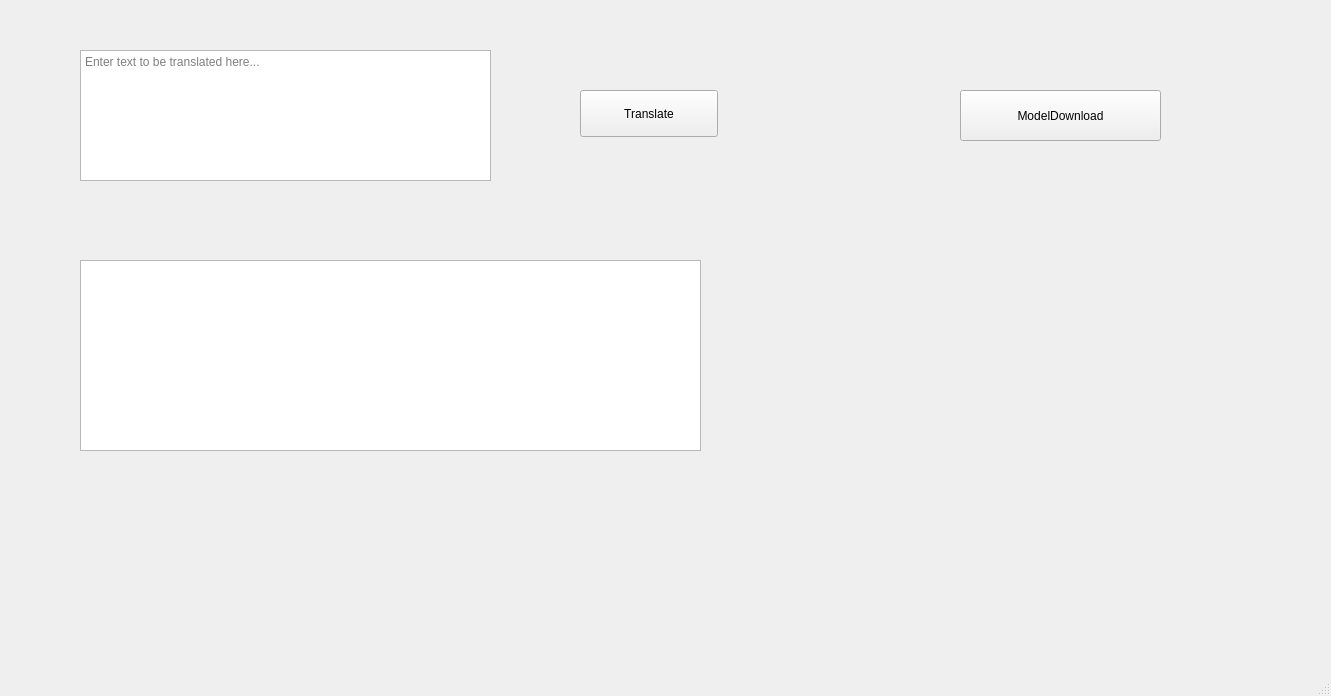
Above: mainwindow.ui from XapaJIaMnu/translateLocally before the change. Below: the same form after it.
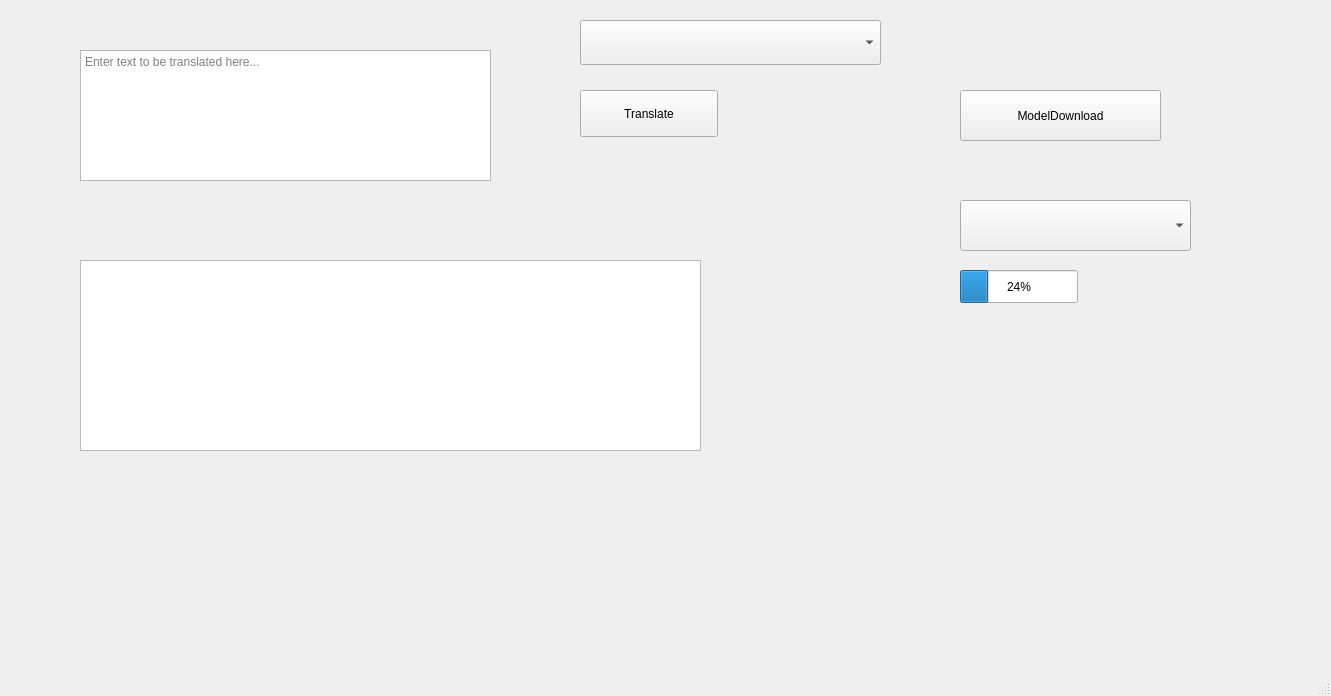
That is the form after the change.

Diff of the .ui file:
```diff
--- a/mainwindow.ui
+++ b/mainwindow.ui
@@ -63,6 +63,48 @@
      <string>ModelDownload</string>
     </property>
    </widget>
+   <widget class="QComboBox" name="Models">
+    <property name="geometry">
+     <rect>
+      <x>960</x>
+      <y>200</y>
+      <width>231</width>
+      <height>51</height>
+     </rect>
+    </property>
+    <property name="currentText">
+     <string/>
+    </property>
+    <property name="placeholderText">
+     <string/>
+    </property>
+   </widget>
+   <widget class="QProgressBar" name="progressBar">
+    <property name="enabled">
+     <bool>true</bool>
+    </property>
+    <property name="geometry">
+     <rect>
+      <x>960</x>
+      <y>270</y>
+      <width>118</width>
+      <height>33</height>
+     </rect>
+    </property>
+    <property name="value">
+     <number>24</number>
+    </property>
+   </widget>
+   <widget class="QComboBox" name="localModels">
+    <property name="geometry">
+     <rect>
+      <x>580</x>
+      <y>20</y>
+      <width>301</width>
+      <height>45</height>
+     </rect>
+    </property>
+   </widget>
   </widget>
   <widget class="QMenuBar" name="menubar">
    <property name="geometry">
```
